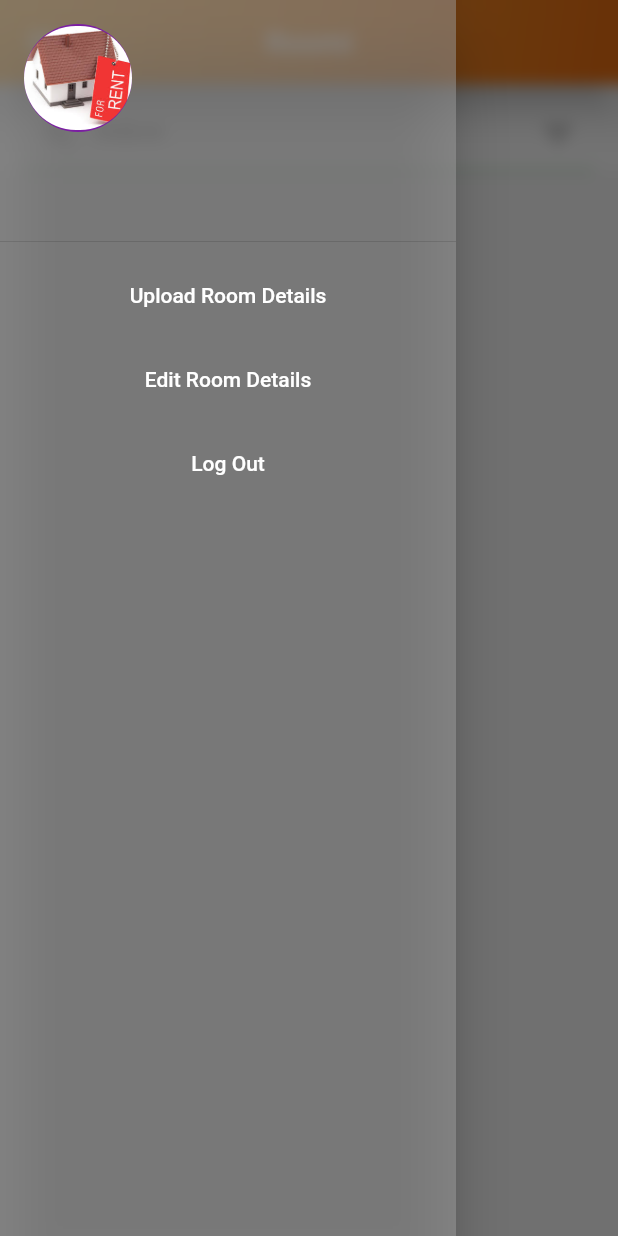
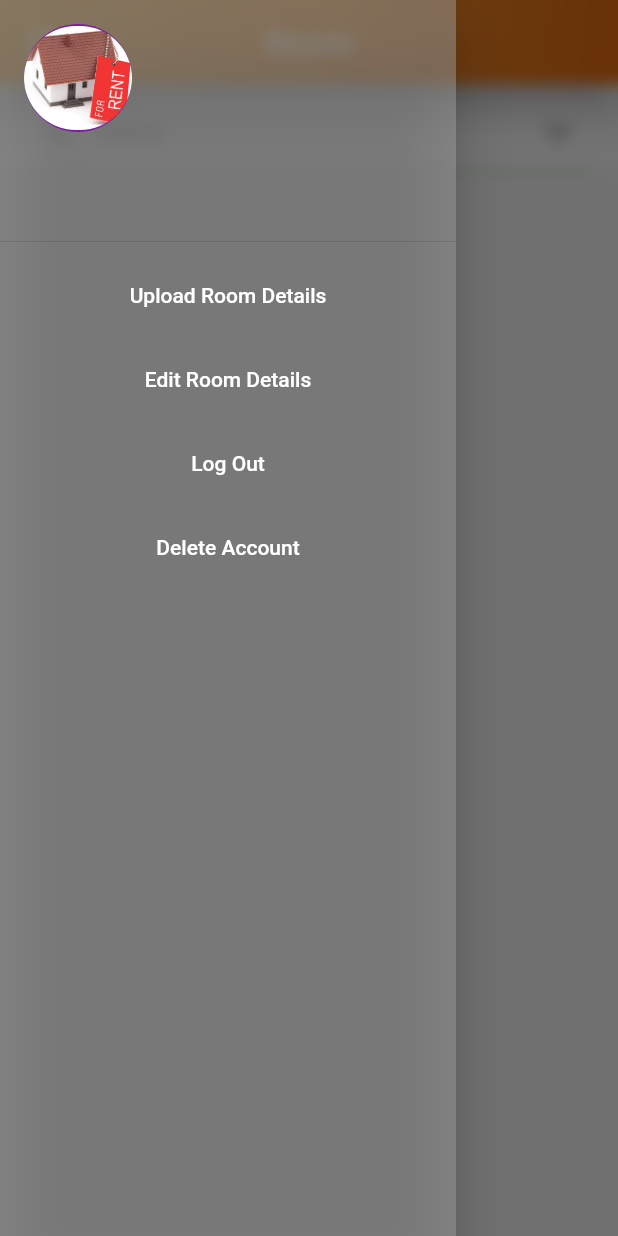
Before and after one commit to vikas-modi-bhopada/myroom2, a Flutter app: the ListOfHouse screen opened directly, with the side drawer open, on a phone screen of 412 x 824 dp. Run offline on Flutter 3.47's test engine with Material 2 defaults, Android fonts, the phone set to English and light mode, and no system bars; our stand-ins replace cloud_firestore, firebase_auth, firebase_storage, flutter_signin_button, fluttertoast, google_fonts and 2 more; accounts and stored records are empty.

Commit message:
Adding the feature of deleteAccount

```diff
--- a/lib/HouseFiles/ListofHouses.dart
+++ b/lib/HouseFiles/ListofHouses.dart
@@ -7,6 +7,7 @@ import 'package:flutter/material.dart';
 import 'package:roomi/HouseFiles/editRoomDetailsPage.dart';
 import 'package:roomi/HouseFiles/listOfRoomImages.dart';
 import 'package:roomi/controllers/authentications.dart';
+import 'package:roomi/loginPage.dart';
 import 'package:roomi/user_data/user_profile_data.dart';
 import 'package:roomi/welcomePage.dart';
 
@@ -289,7 +290,6 @@ class _ListOfHouseState extends State<ListOfHouse> {
     UserData().getData(searchbarData).then((QuerySnapshot results) {
       setState(() {
         querySnapshot = results;
-
       });
     });
     super.initState();
@@ -353,7 +353,8 @@ class _ListOfHouseState extends State<ListOfHouse> {
       userAccountsDrawerHeader(),
       uploadRoomDetailsListTileForDrawer(),
       editRoomDetailsListTileForDrawer(),
-      logOutListTileForDrawer()
+      logOutListTileForDrawer(),
+      deleteAccountListTileForDrawer()
     ]);
   }
 
@@ -408,6 +409,23 @@ class _ListOfHouseState extends State<ListOfHouse> {
     );
   }
 
+  ListTile deleteAccountListTileForDrawer() {
+    return ListTile(
+      title: Center(
+        child: Text(
+          "Delete Account",
+          style: TextStyle(color: Colors.white),
+        ),
+      ),
+      onTap: () {
+        UserData().deleteUserAccountInformation();
+        deleteAccount();
+        Navigator.pushReplacement(
+            context, MaterialPageRoute(builder: (context) => LoginPage()));
+      },
+    );
+  }
+
   UserAccountsDrawerHeader userAccountsDrawerHeader() {
     return UserAccountsDrawerHeader(
       decoration: BoxDecoration(
--- a/lib/controllers/authentications.dart
+++ b/lib/controllers/authentications.dart
@@ -140,3 +140,9 @@ signOutUser() async {
 Future sendPasswordResetEmail(String email) async {
   return auth.sendPasswordResetEmail(email: email);
 }
+
+
+deleteAccount() async {
+  FirebaseUser user = await FirebaseAuth.instance.currentUser();
+  user.delete();
+}
--- a/lib/user_data/user_profile_data.dart
+++ b/lib/user_data/user_profile_data.dart
@@ -1,4 +1,5 @@
 import 'package:cloud_firestore/cloud_firestore.dart';
+import 'package:firebase_auth/firebase_auth.dart';
 
 class UserData {
   Future<QuerySnapshot> getData(dynamic searchbarData) async {
@@ -33,4 +34,12 @@ class UserData {
       "Mobile": phoneNo,
     });
   }
+
+  deleteUserAccountInformation() async {
+    FirebaseUser user = await FirebaseAuth.instance.currentUser();
+    String str = user.uid;
+
+    Firestore.instance.collection("users").document(str).delete();
+    Firestore.instance.collection("RoomDetails").document(str).delete();
+  }
 }
```
